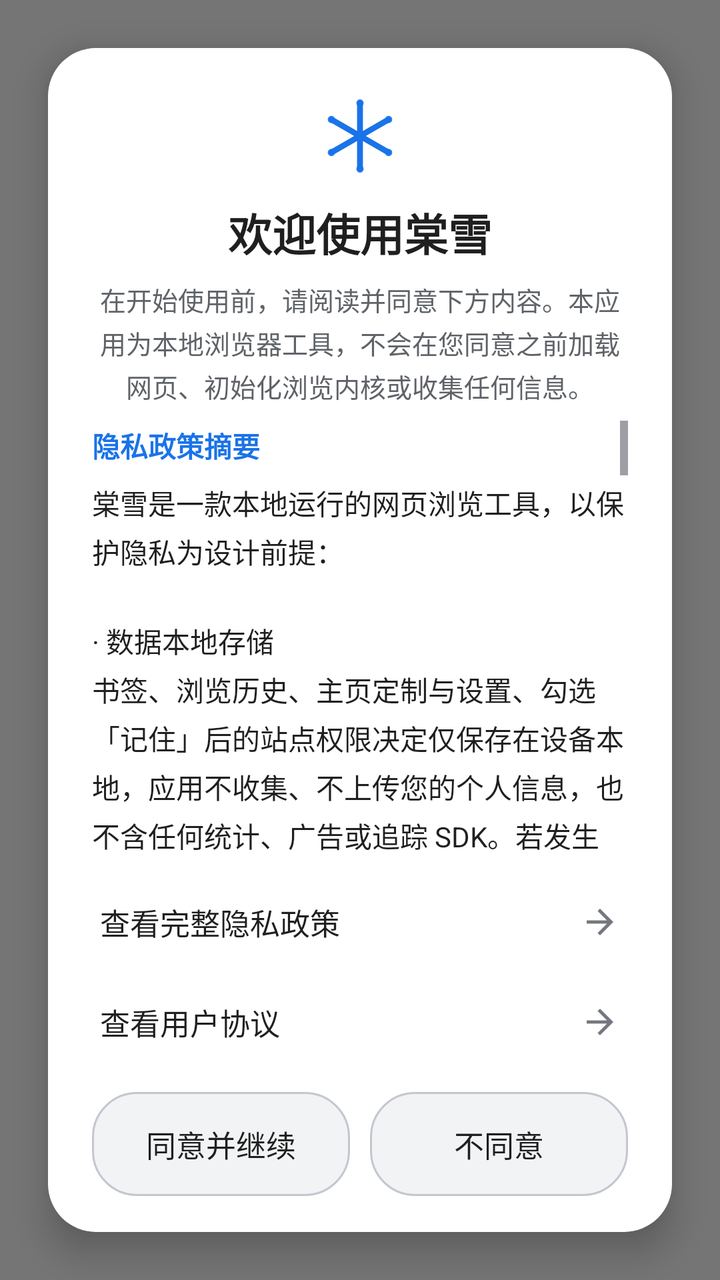
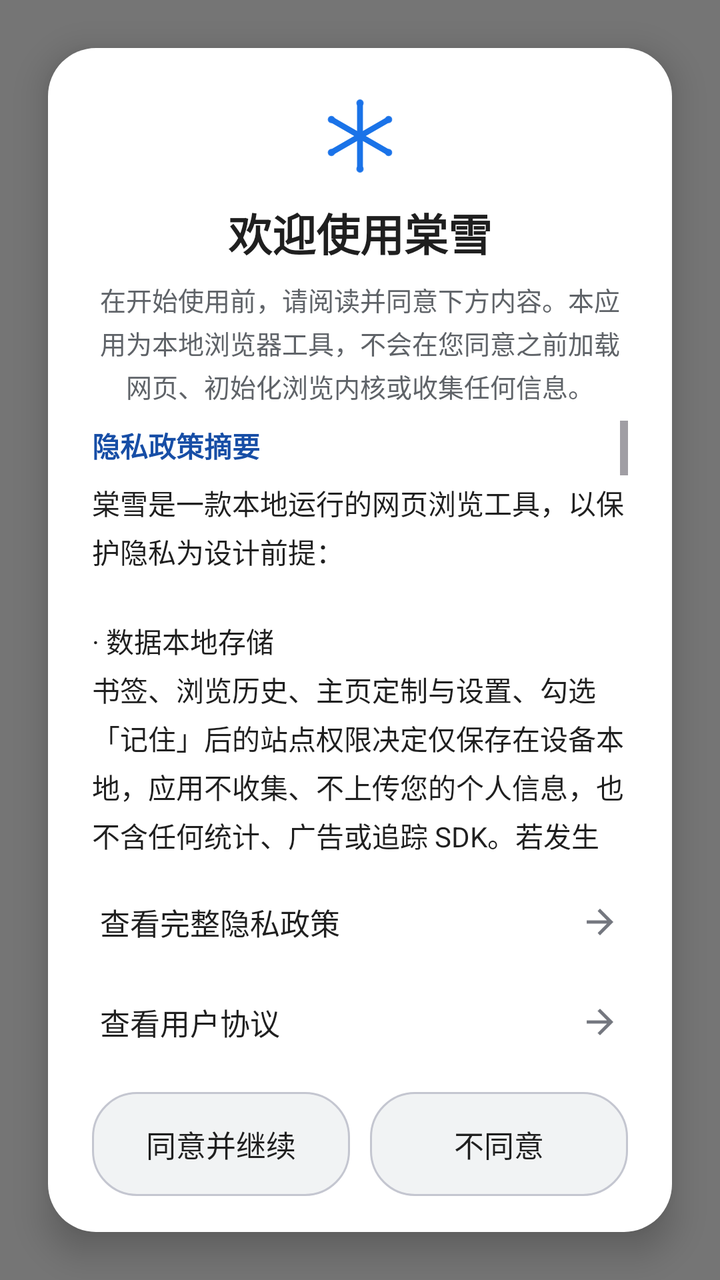

Before-and-after screenshots of an Android layout around one commit, followed by the original layout XML and the change that was made.
<!-- AndroidManifest.xml: activity theme Theme.TangSnow -->
<!-- res/layout/activity_consent.xml -->
<?xml version="1.0" encoding="utf-8"?>
<androidx.constraintlayout.widget.ConstraintLayout
    xmlns:android="http://schemas.android.com/apk/res/android"
    xmlns:app="http://schemas.android.com/apk/res-auto"
    android:layout_width="match_parent"
    android:layout_height="match_parent"
    android:background="@color/scrim_strong">

    <LinearLayout
        android:layout_width="0dp"
        android:layout_height="0dp"
        android:orientation="vertical"
        android:background="@drawable/bg_consent_card"
        android:elevation="10dp"
        android:paddingHorizontal="22dp"
        app:layout_constraintWidth_max="560dp"
        app:layout_constraintHeight_max="720dp"
        app:layout_constraintTop_toTopOf="parent"
        app:layout_constraintBottom_toBottomOf="parent"
        app:layout_constraintStart_toStartOf="parent"
        app:layout_constraintEnd_toEndOf="parent"
        android:layout_margin="24dp">

        <LinearLayout
            android:layout_width="match_parent"
            android:layout_height="wrap_content"
            android:orientation="vertical"
            android:gravity="center_horizontal"
            android:layout_marginTop="22dp"
            android:layout_marginBottom="8dp">

            <androidx.appcompat.widget.AppCompatImageView
                android:layout_width="44dp"
                android:layout_height="44dp"
                android:src="@drawable/ic_tangsnow_mark"
                android:importantForAccessibility="no" />

            <TextView
                android:layout_width="wrap_content"
                android:layout_height="wrap_content"
                android:layout_marginTop="10dp"
                android:text="@string/consent_welcome"
                android:textSize="22sp"
                android:textStyle="bold"
                android:textColor="?attr/colorOnSurface" />

            <TextView
                android:layout_width="match_parent"
                android:layout_height="wrap_content"
                android:layout_marginTop="8dp"
                android:gravity="center"
                android:text="@string/consent_intro"
                android:textSize="13sp"
                android:lineSpacingExtra="3dp"
                android:textColor="?attr/colorOnSurfaceVariant" />
        </LinearLayout>

        <ScrollView
            android:layout_width="match_parent"
            android:layout_height="0dp"
            android:layout_weight="1"
            android:overScrollMode="never">

            <LinearLayout
                android:layout_width="match_parent"
                android:layout_height="wrap_content"
                android:orientation="vertical">

                <TextView
                    android:layout_width="wrap_content"
                    android:layout_height="wrap_content"
                    android:layout_marginTop="2dp"
                    android:text="@string/about_privacy_summary"
                    android:textSize="14sp"
                    android:textStyle="bold"
                    android:textColor="?attr/colorPrimary" />

                <TextView
                    android:layout_width="match_parent"
                    android:layout_height="wrap_content"
                    android:layout_marginTop="8dp"
                    android:lineSpacingExtra="4dp"
                    android:text="@string/legal_privacy_summary"
                    android:textColor="?attr/colorOnSurface"
                    android:textSize="14sp" />
            </LinearLayout>
        </ScrollView>

        
        <LinearLayout
            android:id="@+id/rowFullPrivacy"
            android:layout_width="match_parent"
            android:layout_height="50dp"
            android:orientation="horizontal"
            android:gravity="center_vertical"
            android:paddingHorizontal="4dp"
            android:background="?attr/selectableItemBackground">

            <TextView
                android:layout_width="0dp"
                android:layout_height="wrap_content"
                android:layout_weight="1"
                android:text="@string/consent_view_privacy"
                android:textSize="15sp"
                android:textColor="?attr/colorOnSurface" />

            <androidx.appcompat.widget.AppCompatImageView
                android:layout_width="20dp"
                android:layout_height="20dp"
                android:src="@drawable/ic_arrow_forward"
                app:tint="?attr/colorOutline" />
        </LinearLayout>

        <LinearLayout
            android:id="@+id/rowAgreement"
            android:layout_width="match_parent"
            android:layout_height="50dp"
            android:orientation="horizontal"
            android:gravity="center_vertical"
            android:paddingHorizontal="4dp"
            android:background="?attr/selectableItemBackground">

            <TextView
                android:layout_width="0dp"
                android:layout_height="wrap_content"
                android:layout_weight="1"
                android:text="@string/consent_view_agreement"
                android:textSize="15sp"
                android:textColor="?attr/colorOnSurface" />

            <androidx.appcompat.widget.AppCompatImageView
                android:layout_width="20dp"
                android:layout_height="20dp"
                android:src="@drawable/ic_arrow_forward"
                app:tint="?attr/colorOutline" />
        </LinearLayout>

        
        <LinearLayout
            android:layout_width="match_parent"
            android:layout_height="wrap_content"
            android:orientation="horizontal"
            android:paddingTop="10dp"
            android:paddingBottom="18dp">

            <TextView
                android:id="@+id/btnAgree"
                android:layout_width="0dp"
                android:layout_height="52dp"
                android:layout_weight="1"
                android:gravity="center"
                android:text="@string/consent_agree"
                android:textSize="15sp"
                android:textColor="?attr/colorOnSurface"
                android:background="@drawable/bg_btn_consent" />

            <View
                android:layout_width="10dp"
                android:layout_height="1dp" />

            <TextView
                android:id="@+id/btnDisagree"
                android:layout_width="0dp"
                android:layout_height="52dp"
                android:layout_weight="1"
                android:gravity="center"
                android:text="@string/consent_disagree"
                android:textSize="15sp"
                android:textColor="?attr/colorOnSurface"
                android:background="@drawable/bg_btn_consent" />
        </LinearLayout>
    </LinearLayout>

</androidx.constraintlayout.widget.ConstraintLayout>
<!-- resources referenced by this layout -->
<resources>
  <color name="scrim_strong">#8A000000</color>
  <!-- drawable bg_consent_card (drawable) -->
  <?xml version="1.0" encoding="utf-8"?>
  <shape xmlns:android="http://schemas.android.com/apk/res/android"
      android:shape="rectangle">
      <corners android:radius="24dp" />
      <solid android:color="?attr/colorSurface" />
  </shape>
  <!-- drawable ic_arrow_forward (drawable) -->
  <vector xmlns:android="http://schemas.android.com/apk/res/android"
      android:width="24dp"
      android:height="24dp"
      android:viewportWidth="24"
      android:viewportHeight="24">
      <path
          android:fillColor="#FFFFFFFF"
          android:pathData="M4,11h12.17l-5.59,-5.59L12,4l8,8 -8,8 -1.41,-1.41L16.17,13H4v-2z" />
  </vector>
  <string name="about_privacy_summary">隐私政策摘要</string>
  <string name="consent_agree">同意并继续</string>
  <string name="consent_disagree">不同意</string>
  <string name="consent_intro">在开始使用前，请阅读并同意下方内容。本应用为本地浏览器工具，不会在您同意之前加载网页、初始化浏览内核或收集任何信息。</string>
  <string name="consent_view_agreement">查看用户协议</string>
  <string name="consent_view_privacy">查看完整隐私政策</string>
  <string name="consent_welcome">欢迎使用棠雪</string>
  <string name="legal_privacy_summary">棠雪是一款本地运行的网页浏览工具，以保护隐私为设计前提：\n\n· 数据本地存储\n书签、浏览历史、主页定制与设置、勾选「记住」后的站点权限决定仅保存在设备本地，应用不收集、不上传您的个人信息，也不含任何统计、广告或追踪 SDK。若发生可被捕获的程序错误，崩溃日志同样仅保存在本机（只含排障所需的版本、设备与堆栈信息，并可能记录最近访问站点的域名——仅域名，不含完整网址或搜索词），供您在「关于棠雪」页查看或删除，不会自动上传。\n\n· 权限最小化\n联网：加载您访问的网页、获取扩展元数据与扩展包；相机：仅在您主动扫码时使用；剪贴板：仅在您点击「复制」时写入（扫码结果、复制链接、复制选中文字、一键清除）；另外，为提醒您剪贴板被改写，应用在前台且持有窗口焦点时会监听系统剪贴板是否有新内容（仅用于弹出提醒与一键清除，不读取、不保存、不上传内容，也不指认写入来源），每个前台周期最多提醒一次。此外，浏览内核（Mozilla GeckoView）为正常运行还会声明网络状态、播放唤醒、音量调节三类普通系统权限（无需单独授权、不涉及个人数据）。\n\n· 相册图片\n选择「从相册识别二维码」或「自定义主页图片」时，通过系统照片选择器只处理您点选的那一张图片，应用不申请相册读取权限、无法遍历您的相册，图片绝不上传。\n\n· 网络访问对象与内置防护\n联网仅包含您主动访问的网站、扩展官方源（AMO），以及您点击「检查更新」时对 GitHub 公开版本信息的查询（只读公开数据，不携带任何设备标识、账号或浏览记录，且不会在后台自动发起）；内置跟踪保护（默认开启，可在设置中调整强度或整体关闭）在本机判断处理，不采集、不上传浏览行为；其拦截名单由 Mozilla 官方名单服务在本机更新（只下载名单与哈希前缀比对，不含您访问网址的明文）。内核的「安全浏览」远程查询已关闭，不会向第三方发送您访问的网址；链接跟踪参数清理与「全球隐私控制（GPC）」信号默认开启，可在「设置 → 隐私与安全」中关闭。地址栏还会显示本机判断的连接安全状态（已加密 / 不安全），不发起任何网络校验；可另开启「禁止截屏」，让系统截图与「最近任务」预览不显示浏览内容。\n\n· 您的数据权利\n数据均保存在本机：您可在「资料库」一键清空历史、书签或下载记录，也可在「清除浏览数据」中按需勾选 Cookie 与站点数据、缓存、本机历史、标签页会话快照、下载记录（勾选「Cookie 与站点数据」会连带清除缓存；书签不会被一键清除，需在「资料库」单独管理），卸载即全部删除；除为获取扩展与名单更新而请求 Mozilla 官方服务（addons.mozilla.org、名单服务），以及您点击「检查更新」时请求 GitHub 官方 API 外，本应用不出售、不共享、不委托处理、不跨境传输您的任何信息。\n\n· 您的选择\n不同意本摘要即代表不同意完整政策，应用将立即退出。完整隐私政策与用户协议可在本页及「设置 → 关于棠雪」中随时查看；是否设为系统默认浏览器也完全由您主动决定。</string>
  <style name="Theme.TangSnow" parent="Base.Theme.TangSnow">
          
          <item name="preferenceTheme">@style/PreferenceThemeOverlay.TangSnow</item>
      </style>
  <color name="press_ripple">#33808080</color>
  <color name="accent">#1A73E8</color>
  <style name="PreferenceThemeOverlay.TangSnow" parent="PreferenceThemeOverlay">
          <item name="android:scrollbars">none</item>
      </style>
  <color name="on_accent">#FFFFFF</color>
  <color name="accent_container">#D3E3FD</color>
  <color name="on_accent_container">#174EA6</color>
  <color name="accent_muted">#5F6368</color>
  <color name="secondary_container">#E8EAED</color>
  <color name="on_secondary_container">#1F1F1F</color>
  <color name="page_bg">#FFFFFF</color>
  <color name="on_page">#1F1F1F</color>
  <color name="surface_variant">#F1F3F4</color>
  <color name="on_surface_variant">#5F6368</color>
  <color name="surface_container_low">#F7F9FC</color>
  <color name="surface_container">#F1F5FC</color>
  <color name="surface_container_high">#EAF0F9</color>
  <color name="outline">#74777F</color>
  <color name="outline_variant">#C4C6D0</color>
  <color name="error">#BA1A1A</color>
  <color name="on_error">#FFFFFF</color>
  <color name="error_container">#FFDAD6</color>
  <color name="on_error_container">#410002</color>
  <!-- unchanged entries left out for length: 3 -->
</resources>

<!-- the commit's change to res/layout/activity_consent.xml (unified diff, before → after) -->
@@ -73,7 +73,7 @@
                     android:text="@string/about_privacy_summary"
                     android:textSize="14sp"
                     android:textStyle="bold"
-                    android:textColor="?attr/colorPrimary" />
+                    android:textColor="@color/accent_text" />
 
                 <TextView
                     android:layout_width="match_parent"
<!-- resource entries referenced after the edit -->
@@ -1,5 +1,6 @@
 <!-- resources referenced by this layout -->
 <resources>
+  <color name="accent_text">#174EA6</color>
   <color name="scrim_strong">#8A000000</color>
   <!-- drawable bg_consent_card (drawable) -->
   <?xml version="1.0" encoding="utf-8"?>
@@ -13,7 +14,8 @@
       android:width="24dp"
       android:height="24dp"
       android:viewportWidth="24"
-      android:viewportHeight="24">
+      android:viewportHeight="24"
+      android:autoMirrored="true">
       <path
           android:fillColor="#FFFFFFFF"
           android:pathData="M4,11h12.17l-5.59,-5.59L12,4l8,8 -8,8 -1.41,-1.41L16.17,13H4v-2z" />
